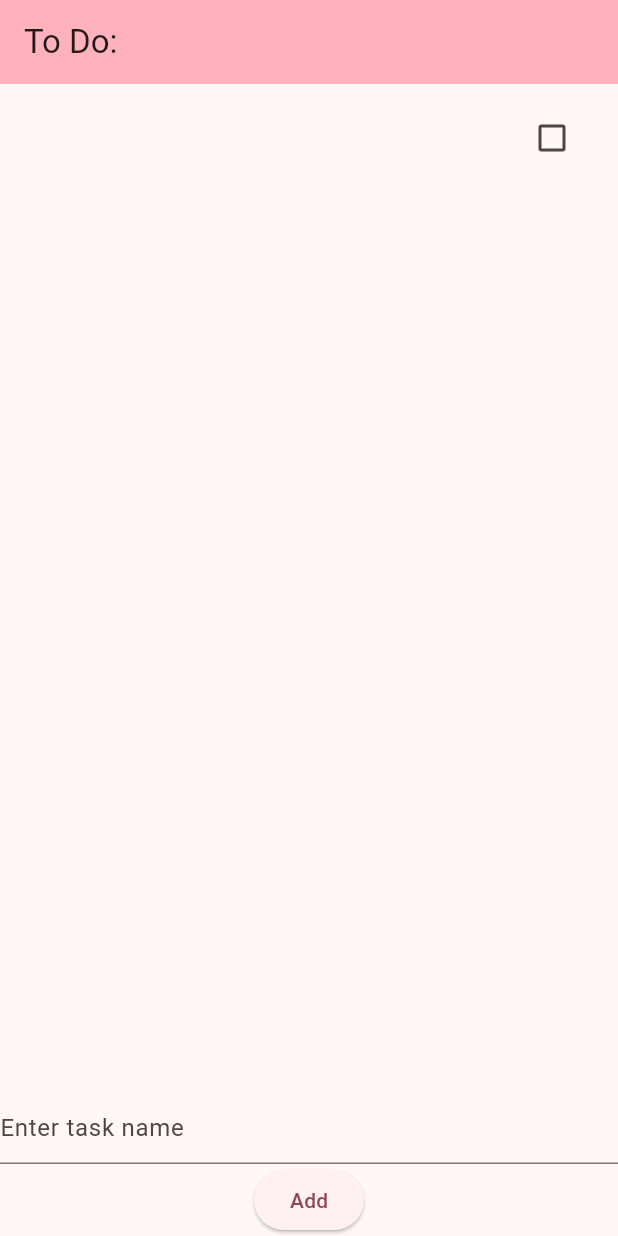
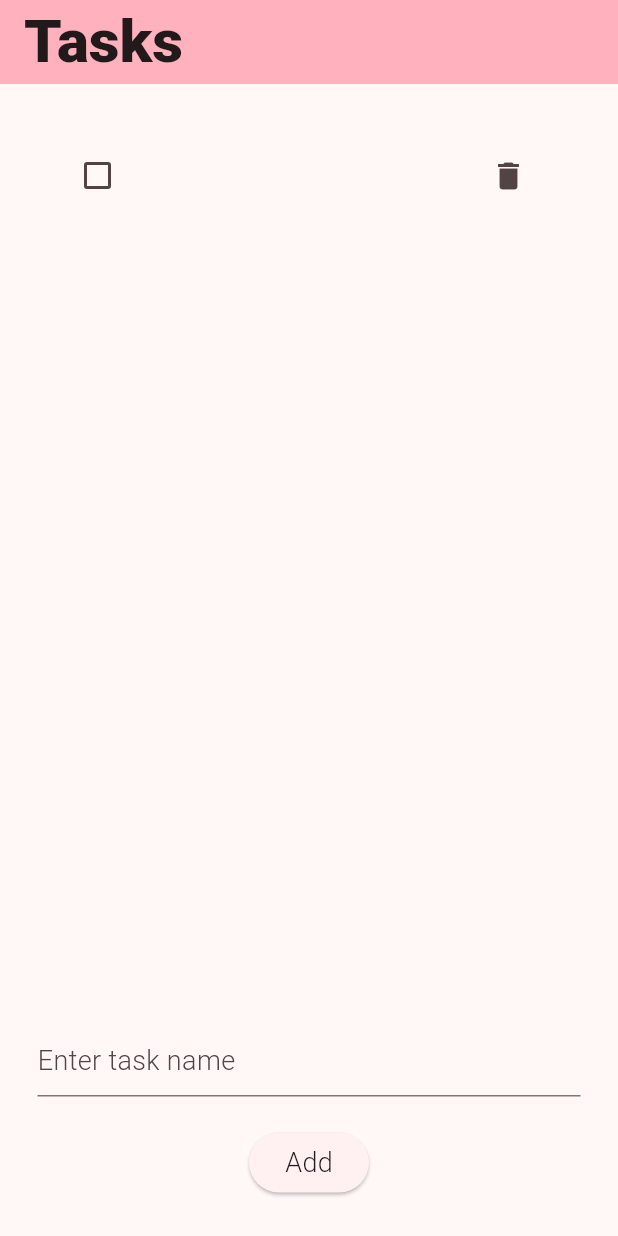
Before and after one commit to llaiza12/TaskManager, a Flutter app: the screen it shows after launch, after a tap on "Add", on a phone screen of 412 x 824 dp. Run offline on Flutter 3.47's test engine with Material 3 defaults, Android fonts, the phone set to English and light mode, and no system bars; our stand-ins replace google_fonts; Roboto replaces fonts that are missing (Delius).

Commit message:
Add delete button and improve UI design

```diff
--- a/lib/main.dart
+++ b/lib/main.dart
@@ -16,12 +16,13 @@ class MyApp extends StatelessWidget {
         colorScheme: ColorScheme.fromSeed(seedColor: Colors.pink),
         useMaterial3: true,
         textTheme: TextTheme(
-          bodyMedium: GoogleFonts.lato(
+          bodyMedium: GoogleFonts.delius(
             fontSize: 18,
+            fontWeight: FontWeight.w300,
           ),
         ),
       ),
-      home: const MyHomePage(title: 'To Do:'),
+      home: const MyHomePage(title: 'Tasks'),
     );
   }
 }
@@ -36,8 +37,7 @@ class MyHomePage extends StatefulWidget {
 }
 
 class _MyHomePageState extends State<MyHomePage> {
-  // in order to use the text field input we need to use a TextEditingController
-  // initialize a textediting controller
+  // initialize a text editing controller
   final TextEditingController _controller = TextEditingController();
   List<String> tasks = [];
   List<bool> checked = [];
@@ -45,14 +45,10 @@ class _MyHomePageState extends State<MyHomePage> {
   void addTask() {
     String enteredText = _controller.text;
     setState(() {
-      // add list tile to listview
+      // adds task to list
       tasks.add(enteredText);
       checked.add(false);
     });
-  }
-
-  void removeTask() {
-    setState(() {});
   }
 
   @override
@@ -60,9 +56,13 @@ class _MyHomePageState extends State<MyHomePage> {
     return Scaffold(
       appBar: AppBar(
         backgroundColor: Theme.of(context).colorScheme.inversePrimary,
-        title: Text(widget.title),
+        title: Text(
+          widget.title,
+          style: GoogleFonts.delius(fontSize: 40, fontWeight: FontWeight.w800),
+        ),
       ),
-      body: Center(
+      body: Padding(
+        padding: const EdgeInsets.all(25), // padding around column
         child: Column(
           mainAxisAlignment: MainAxisAlignment.center,
           children: <Widget>[
@@ -71,26 +71,42 @@ class _MyHomePageState extends State<MyHomePage> {
               child: ListView.builder(
                   itemCount: tasks.length,
                   itemBuilder: (context, index) {
-                    return CheckboxListTile(
-                        subtitle: Text(tasks[index]),
+                    return ListTile(
+                      // checkbox
+                      leading: Checkbox(
                         value: checked[index],
                         onChanged: (bool? newValue) {
                           setState(() {
                             checked[index] = newValue!;
                           });
-                        });
+                        },
+                      ),
+                      subtitle: Text(tasks[index]),
+                      //  delete button
+                      trailing: IconButton(
+                          icon: Icon(Icons.delete),
+                          onPressed: () {
+                            setState(() {
+                              tasks.removeAt(index);
+                              checked.removeAt(index);
+                            });
+                          }),
+                    );
                   }),
             ),
+
             TextField(
               // attach the controller to textfield
               controller: _controller,
+              style: Theme.of(context).textTheme.bodyMedium,
               decoration: InputDecoration(
                 hintText: 'Enter task name',
               ),
             ),
+            SizedBox(height: 20),
             ElevatedButton(
               onPressed: addTask,
-              child: Text('Add'),
+              child: Text('Add', style: Theme.of(context).textTheme.bodyMedium),
             ),
           ],
         ),
```
